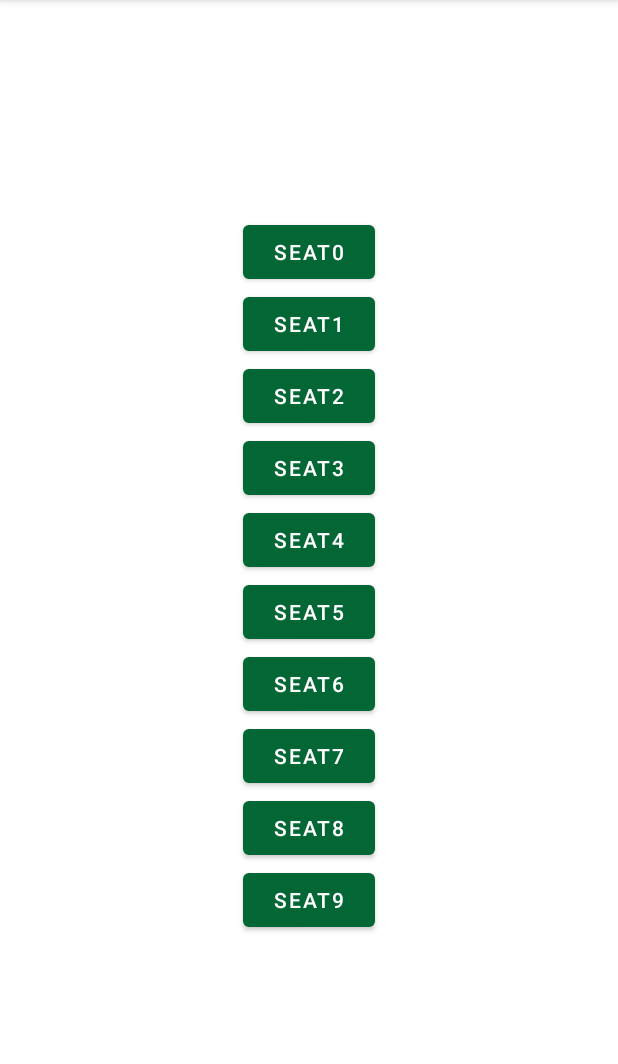
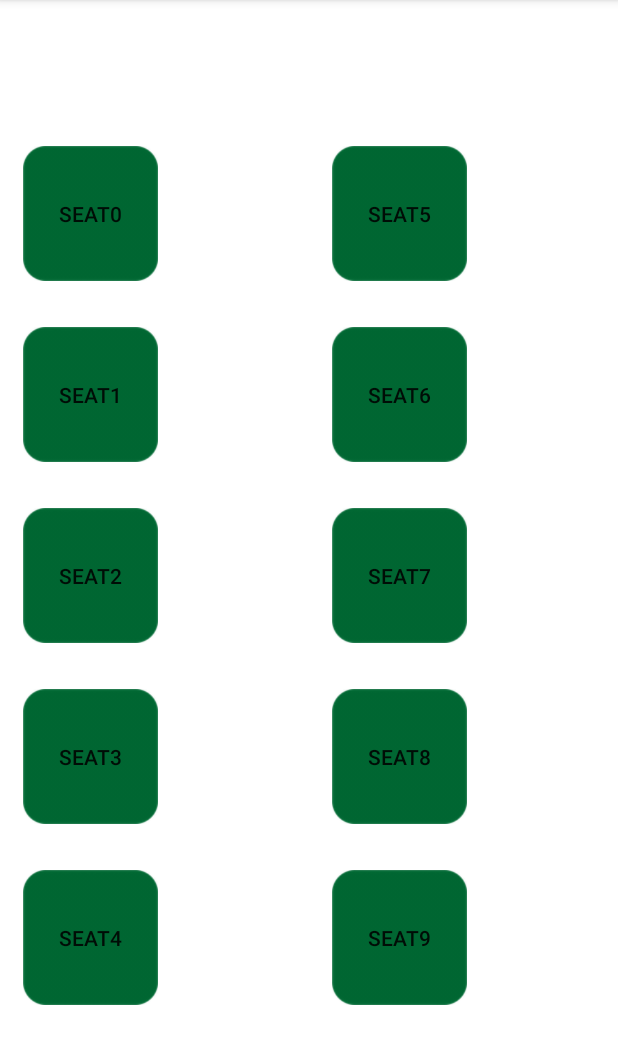
Before and after one commit to LimSoYoung522/Cabling, an Android app: the MapActivity screen opened directly, with no data from a screen before it, after a tap on "APPOINTMENT", on a phone screen of 412 x 824 dp, the part 84-1148 px from its top. Run offline under Robolectric (Android 15) with nearby library versions, the phone set to English and light mode, and no system bars; our stand-ins replace Firebase (no records; nobody signed in at launch, a user with empty details on screens opened directly).

Commit message:
appointment_cafe1203_2 예약, 예약완료 (시간)

```diff
--- a/app/src/main/AndroidManifest.xml
+++ b/app/src/main/AndroidManifest.xml
@@ -26,8 +26,9 @@
         </activity>
         <activity android:name=".LoginActivity" />
         <activity android:name=".MapActivity" />
-        <activity android:name=".AppointmentActivity" />
+        <activity android:name=".AppointmentActivity1" />
         <activity android:name=".Map2Activity" />
+        <activity android:name=".CompleteActivity"/>
 
         <meta-data
             android:name="com.naver.maps.map.CLIENT_ID"
--- /dev/null
+++ b/app/src/main/java/smu/example/cabling/AppointmentActivity1.java
@@ -0,0 +1,135 @@
+package smu.example.cabling;
+
+import android.content.Context;
+import android.content.DialogInterface;
+import android.content.Intent;
+import android.os.Bundle;
+import android.util.Log;
+import android.view.View;
+import android.widget.Button;
+import android.widget.Toast;
+
+import androidx.annotation.NonNull;
+import androidx.annotation.Nullable;
+import androidx.appcompat.app.AlertDialog;
+import androidx.appcompat.app.AppCompatActivity;
+import androidx.core.content.ContextCompat;
+
+import com.google.android.gms.tasks.OnCompleteListener;
+import com.google.android.gms.tasks.Task;
+import com.google.firebase.database.DataSnapshot;
+import com.google.firebase.database.DatabaseError;
+import com.google.firebase.database.DatabaseReference;
+import com.google.firebase.database.FirebaseDatabase;
+import com.google.firebase.database.ValueEventListener;
+
+
+public class AppointmentActivity1 extends AppCompatActivity {
+    private static final String TAG = "map";
+    private DatabaseReference mDatabase;
+    Button seat[] = new Button[10];
+    int[] seatID = {
+            R.id.seat0, R.id.seat1, R.id.seat2,
+            R.id.seat3, R.id.seat4, R.id.seat5,
+            R.id.seat6, R.id.seat7, R.id.seat8,
+            R.id.seat9
+    };
+    String result = "";
+    int i;
+    String cafe = "cafe";
+    protected int num1 = 1;
+    protected int num2;
+    Context mContext;
+
+
+    protected void onCreate(@Nullable Bundle savedInstanceState) {
+        super.onCreate(savedInstanceState);
+        setContentView(R.layout.activity_appoint1);
+
+        mDatabase = FirebaseDatabase.getInstance().getReference();
+        mContext = getApplicationContext();
+
+        for (i = 0; i < 10; i++) {
+            seat[i] = (Button) findViewById(seatID[i]);
+            seat[i].setOnClickListener(new btnSeatListener(1, i));
+            seat[i].setBackground(ContextCompat.getDrawable(mContext, R.drawable.seat_o));
+
+            /*mDatabase.child("CAFE").child("cafe1").child("seat").child(String.valueOf(i)).get().addOnCompleteListener(new OnCompleteListener<DataSnapshot>() {
+                @Override
+                public void onComplete(@NonNull Task<DataSnapshot> task) {
+                    if (!task.isSuccessful()) {
+                        Log.e("firebase", "Error getting data", task.getException());
+                    } else {
+                        Log.d("firebase", String.valueOf(task.getResult().getValue()));
+
+                        if (String.valueOf(task.getResult().getValue()).equals("1")) {
+                            seat[i].setBackground(ContextCompat.getDrawable(AppointmentActivity1.this, R.drawable.seat_x));
+                        } else {
+                            seat[i].setBackground(ContextCompat.getDrawable(AppointmentActivity1.this, R.drawable.seat_o));
+                        }
+                    }
+                }
+            });*/
+
+        }
+    }
+
+    public class btnSeatListener implements View.OnClickListener {
+        protected int num1;
+        protected int num2;
+
+
+        public btnSeatListener (int num1, int num2) {
+            this.num1 = num1;
+            this.num2 = num2;
+        }
+
+        public void onClick(View v){
+            mDatabase.child("CAFE").child(cafe.concat(String.valueOf(num1))).child("seat").child(String.valueOf(num2)).get().addOnCompleteListener(new OnCompleteListener<DataSnapshot>() {
+                @Override
+                public void onComplete(@NonNull Task<DataSnapshot> task) {
+                    if (!task.isSuccessful()) {
+                        Log.e("firebase", "Error getting data", task.getException());
+                    }
+                    else {
+                        Log.d("firebase", String.valueOf(task.getResult().getValue()));
+
+                        if(String.valueOf(task.getResult().getValue()).equals("1")){
+                            result = "이미 선택된 좌석입니다.";
+                            Toast.makeText(getApplicationContext(), result, Toast.LENGTH_SHORT).show();
+                        }else{
+                            //result = "예약이 가능한 좌석입니다.";
+                            AlertDialog.Builder builder = new AlertDialog.Builder(AppointmentActivity1.this);
+
+                            builder.setTitle("좌석 예약").setMessage("선택하신 좌석은 @입니다. 예약하시겠습니까?");
+
+                            builder.setPositiveButton("OK", new DialogInterface.OnClickListener(){
+                                @Override
+                                public void onClick(DialogInterface dialog, int id){
+                                    Toast.makeText(getApplicationContext(), "결제 화면으로 이동합니다.", Toast.LENGTH_SHORT).show();
+                                    // 결제 화면 액티비티 및 예약 완료 창 만들기
+                                    mDatabase.child("CAFE").child(cafe.concat(String.valueOf(num1))).child("seat").child(String.valueOf(num2)).setValue(1);
+                                    Intent complete = new Intent(AppointmentActivity1.this, CompleteActivity.class);
+                                    complete.putExtra("seatnum", num2);
+                                    startActivity(complete);
+                                }
+                            });
+
+                            builder.setNegativeButton("Cancel", new DialogInterface.OnClickListener(){
+                                @Override
+                                public void onClick(DialogInterface dialog, int id){
+                                    Toast.makeText(getApplicationContext(), "취소하였습니다.", Toast.LENGTH_SHORT).show();
+                                }
+                            });
+
+                            AlertDialog alertDialog = builder.create();
+                            alertDialog.show();
+
+                        }
+
+                    }
+                }
+            });
+        }
+    };
+}
--- a/app/src/main/java/smu/example/cabling/AppointmentActivity.java
+++ b/app/src/main/java/smu/example/cabling/AppointmentActivity2.java
@@ -15,12 +15,10 @@ import androidx.appcompat.app.AppCompatActivity;
 import com.google.android.gms.tasks.OnCompleteListener;
 import com.google.android.gms.tasks.Task;
 import com.google.firebase.database.DataSnapshot;
-import com.google.firebase.database.DatabaseError;
 import com.google.firebase.database.DatabaseReference;
 import com.google.firebase.database.FirebaseDatabase;
-import com.google.firebase.database.ValueEventListener;
 
-public class AppointmentActivity extends AppCompatActivity {
+public class AppointmentActivity2 extends AppCompatActivity {
     private static final String TAG = "map";
     private DatabaseReference mDatabase;
     Button seat[];
@@ -29,7 +27,7 @@ public class AppointmentActivity extends AppCompatActivity {
 
     protected void onCreate(@Nullable Bundle savedInstanceState) {
         super.onCreate(savedInstanceState);
-        setContentView(R.layout.activity_appoint);
+        setContentView(R.layout.activity_appoint2);
 
         mDatabase = FirebaseDatabase.getInstance().getReference();
 
@@ -93,7 +91,7 @@ public class AppointmentActivity extends AppCompatActivity {
                             Toast.makeText(getApplicationContext(), result, Toast.LENGTH_SHORT).show();
                         }else{
                             //result = "예약이 가능한 좌석입니다.";
-                            AlertDialog.Builder builder = new AlertDialog.Builder(AppointmentActivity.this);
+                            AlertDialog.Builder builder = new AlertDialog.Builder(AppointmentActivity2.this);
 
                             builder.setTitle("좌석 예약").setMessage("선택하신 좌석은 @입니다. 예약하시겠습니까?");
 
--- a/app/src/main/java/smu/example/cabling/LoginActivity.java
+++ b/app/src/main/java/smu/example/cabling/LoginActivity.java
@@ -26,7 +26,7 @@ public class LoginActivity extends AppCompatActivity {
         btn_login.setOnClickListener(new View.OnClickListener() {
             @Override
             public void onClick(View v) {
-                Intent intent = new Intent(LoginActivity.this, Map2Activity.class);
+                Intent intent = new Intent(LoginActivity.this, AppointmentActivity1.class);
                 startActivity(intent);
             }
         });
--- a/app/src/main/java/smu/example/cabling/MapActivity.java
+++ b/app/src/main/java/smu/example/cabling/MapActivity.java
@@ -1,26 +1,12 @@
 package smu.example.cabling;
 
 import android.content.Intent;
-import android.content.pm.PackageInfo;
-import android.content.pm.PackageManager;
-import android.content.pm.Signature;
 import android.os.Bundle;
-import android.util.Base64;
-import android.util.Log;
 import android.view.View;
 import android.widget.Button;
 
 import androidx.annotation.Nullable;
 import androidx.appcompat.app.AppCompatActivity;
-
-import com.google.firebase.database.DataSnapshot;
-import com.google.firebase.database.DatabaseError;
-import com.google.firebase.database.DatabaseReference;
-import com.google.firebase.database.FirebaseDatabase;
-import com.google.firebase.database.ValueEventListener;
-
-import java.security.MessageDigest;
-import java.security.NoSuchAlgorithmException;
 
 public class MapActivity extends AppCompatActivity {
 
@@ -34,7 +20,7 @@ public class MapActivity extends AppCompatActivity {
         Btnapp.setOnClickListener(new View.OnClickListener() {
             @Override
             public void onClick(View v) {
-                Intent intent = new Intent(MapActivity.this, AppointmentActivity.class);
+                Intent intent = new Intent(MapActivity.this, AppointmentActivity1.class);
                 startActivity(intent);
             }
         });
--- /dev/null
+++ b/app/src/main/res/layout/activity_appoint1.xml
@@ -0,0 +1,115 @@
+<?xml version="1.0" encoding="utf-8"?>
+<LinearLayout xmlns:android="http://schemas.android.com/apk/res/android"
+    android:layout_width="match_parent"
+    android:layout_height="match_parent"
+    android:gravity="center"
+    android:orientation="horizontal">
+
+    <LinearLayout
+        android:layout_width="wrap_content"
+        android:layout_height="wrap_content"
+        android:orientation="vertical"
+        android:layout_weight="1"
+        android:layout_gravity="center"
+        >
+
+        <androidx.appcompat.widget.AppCompatButton
+            android:layout_width="90dp"
+            android:layout_height="90dp"
+            android:layout_margin="15dp"
+            android:minWidth="0dp"
+            android:minHeight="0dp"
+            android:text="seat0"
+            android:id="@+id/seat0"/>
+
+        <androidx.appcompat.widget.AppCompatButton
+            android:layout_width="90dp"
+            android:layout_height="90dp"
+            android:layout_margin="15dp"
+            android:minWidth="0dp"
+            android:minHeight="0dp"
+            android:text="seat1"
+            android:id="@+id/seat1"/>
+
+        <androidx.appcompat.widget.AppCompatButton
+            android:layout_width="90dp"
+            android:layout_height="90dp"
+            android:layout_margin="15dp"
+            android:minWidth="0dp"
+            android:minHeight="0dp"
+            android:text="seat2"
+            android:id="@+id/seat2"/>
+
+        <androidx.appcompat.widget.AppCompatButton
+            android:layout_width="90dp"
+            android:layout_height="90dp"
+            android:layout_margin="15dp"
+            android:minHeight="0dp"
+            android:text="seat3"
+            android:id="@+id/seat3"/>
+
+        <androidx.appcompat.widget.AppCompatButton
+            android:layout_width="90dp"
+            android:layout_height="90dp"
+            android:layout_margin="15dp"
+            android:minWidth="0dp"
+            android:minHeight="0dp"
+            android:text="seat4"
+            android:id="@+id/seat4"/>
+
+    </LinearLayout>
+    <LinearLayout
+        android:layout_width="wrap_content"
+        android:layout_height="wrap_content"
+        android:orientation="vertical"
+        android:layout_weight="1"
+        android:layout_gravity="center">
+
+        <androidx.appcompat.widget.AppCompatButton
+            android:layout_width="90dp"
+            android:layout_height="90dp"
+            android:layout_margin="15dp"
+            android:minWidth="0dp"
+            android:minHeight="0dp"
+            android:text="seat5"
+            android:id="@+id/seat5"/>
+
+        <androidx.appcompat.widget.AppCompatButton
+            android:layout_width="90dp"
+            android:layout_height="90dp"
+            android:layout_margin="15dp"
+            android:minWidth="0dp"
+            android:minHeight="0dp"
+            android:text="seat6"
+            android:id="@+id/seat6"/>
+
+        <androidx.appcompat.widget.AppCompatButton
+            android:layout_width="90dp"
+            android:layout_height="90dp"
+            android:layout_margin="15dp"
+            android:minWidth="0dp"
+            android:minHeight="0dp"
+            android:text="seat7"
+            android:id="@+id/seat7"/>
+
+        <androidx.appcompat.widget.AppCompatButton
+            android:layout_width="90dp"
+            android:layout_height="90dp"
+            android:layout_margin="15dp"
+            android:minWidth="0dp"
+            android:minHeight="0dp"
+            android:text="seat8"
+            android:id="@+id/seat8"/>
+
+        <androidx.appcompat.widget.AppCompatButton
+            android:layout_width="90dp"
+            android:layout_height="90dp"
+            android:layout_margin="15dp"
+            android:minWidth="0dp"
+            android:minHeight="0dp"
+            android:text="seat9"
+            android:id="@+id/seat9"/>
+
+    </LinearLayout>
+
+</LinearLayout>
```
Also changed, not shown: app/src/main/java/smu/example/cabling/AppointmentActivity3.java (added, +124 -0 lines), app/src/main/java/smu/example/cabling/CompleteActivity.java (added, +92 -0 lines), app/src/main/res/layout/activity_appoint3.xml (added, +69 -0 lines), app/src/main/res/layout/activity_complete.xml (added, +25 -0 lines), app/src/main/res/drawable/seat_o.png (added), app/src/main/res/drawable/seat_x.png (added), app/src/main/res/layout/activity_appoint2.xml (renamed from app/src/main/res/layout/activity_appoint.xml), gradle/wrapper/gradle-wrapper.properties.
